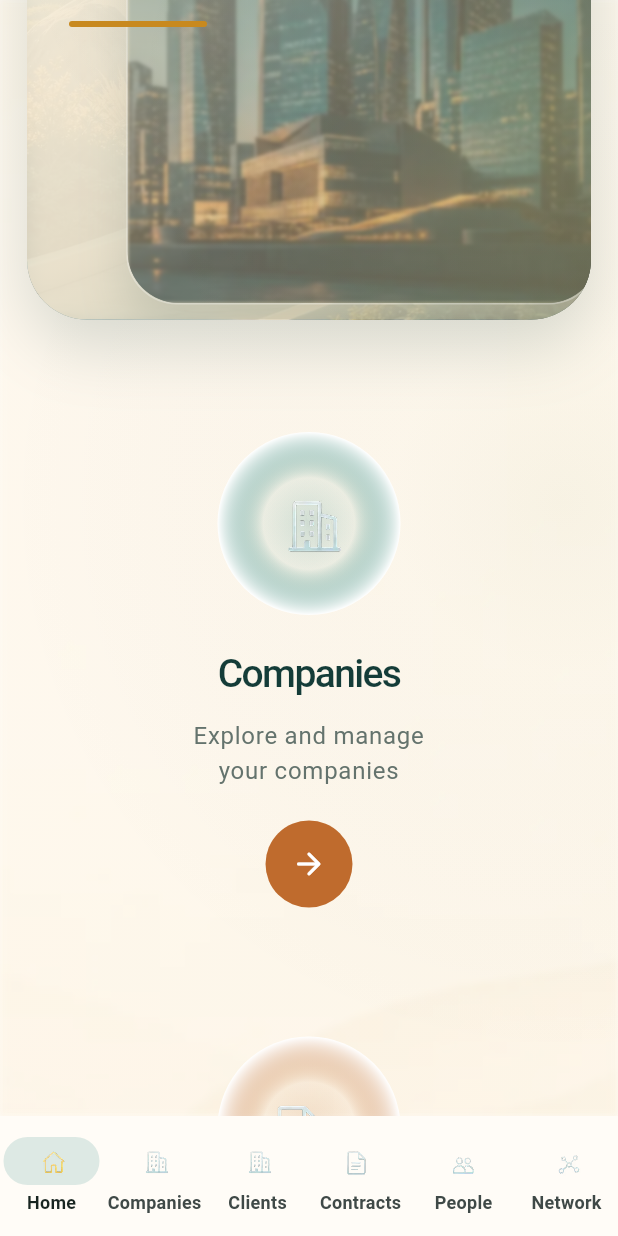
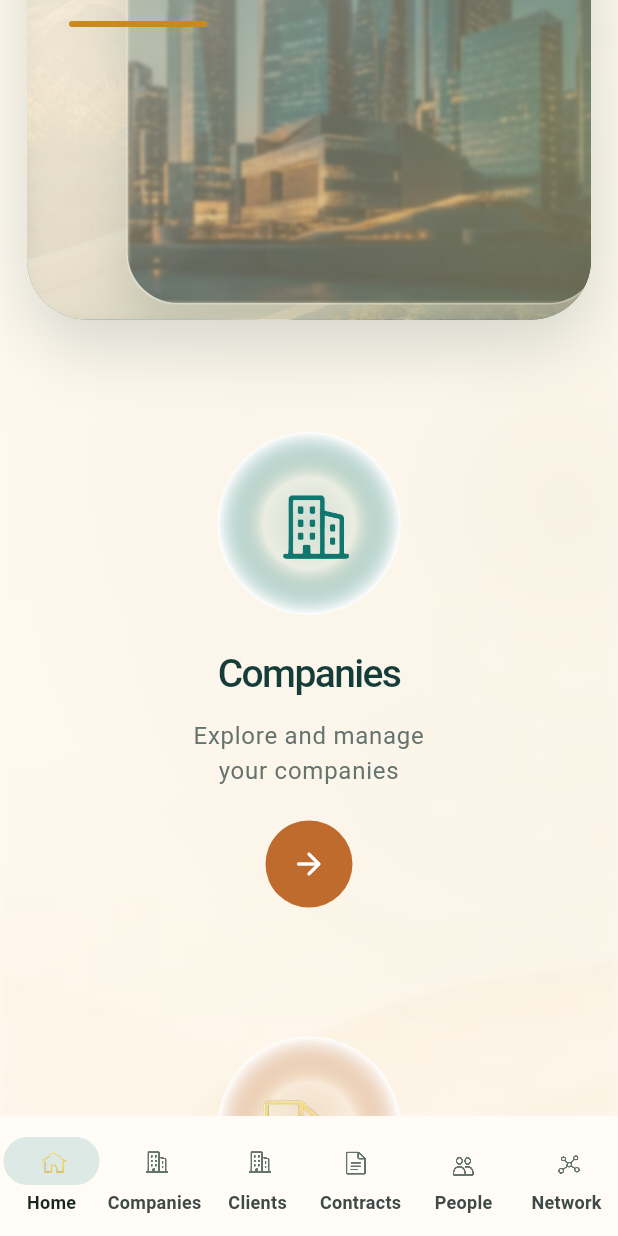
Before and after one commit to DiegoYCosta/pariflow_partners_front, a Flutter app: the screen it shows after launch, scrolled down 576 dp, on a phone screen of 412 x 824 dp. Run offline on Flutter 3.47's test engine with Material 3 defaults, Android fonts, the phone set to English and light mode, and no system bars.

Commit message:
feat: enhance `SpriteMoldIcon` with color tinting and fit options

```diff
--- a/lib/app/shell/crm_shell.dart
+++ b/lib/app/shell/crm_shell.dart
@@ -250,6 +250,9 @@ class _CrmSidebar extends StatelessWidget {
                                 state: selected
                                     ? _SpriteMoldState.selected
                                     : _SpriteMoldState.base,
+                                color: selected
+                                    ? null
+                                    : const Color(0xFFDCE9E3),
                                 size: 34,
                               ),
                               const SizedBox(width: 18),
@@ -744,7 +747,9 @@ class _CrmEntryCard extends StatelessWidget {
               child: Center(
                 child: _SpriteMoldIcon(
                   mold: choice.mold,
-                  size: 56,
+                  state: _spriteStateForChoiceTarget(choice.target),
+                  color: _spriteTintForChoiceTarget(choice.target, choice.color),
+                  size: 70,
                   semanticLabel: copy.title,
                 ),
               ),
--- a/lib/app/shell/layout_preview_shell.dart
+++ b/lib/app/shell/layout_preview_shell.dart
@@ -81,7 +81,11 @@ class _ShellPreviewPageState extends State<_ShellPreviewPage> {
               destinations: [
                 for (final item in _pageInfo.values)
                   NavigationDestination(
-                    icon: _SpriteMoldIcon(mold: item.mold, size: 24),
+                    icon: _SpriteMoldIcon(
+                      mold: item.mold,
+                      size: 24,
+                      color: _mutedColor,
+                    ),
                     selectedIcon: _SpriteMoldIcon(
                       mold: item.mold,
                       state: _SpriteMoldState.selected,
@@ -168,7 +172,11 @@ class _ShellPreviewPageState extends State<_ShellPreviewPage> {
               destinations: [
                 for (final item in _pageInfo.values)
                   NavigationDestination(
-                    icon: _SpriteMoldIcon(mold: item.mold, size: 24),
+                    icon: _SpriteMoldIcon(
+                      mold: item.mold,
+                      size: 24,
+                      color: _mutedColor,
+                    ),
                     selectedIcon: _SpriteMoldIcon(
                       mold: item.mold,
                       state: _SpriteMoldState.selected,
@@ -725,6 +733,9 @@ class _AppSidebar extends StatelessWidget {
                             state: selected
                                 ? _SpriteMoldState.selected
                                 : _SpriteMoldState.base,
+                            color: selected
+                                ? null
+                                : const Color(0xFFDCE9E3),
                             size: 24,
                           ),
                         ),
@@ -877,3 +888,19 @@ const _pageInfo = {
     accent: _slateColor,
   ),
 };
+
+_SpriteMoldState _spriteStateForChoiceTarget(_ChoiceTarget target) {
+  return switch (target) {
+    _ChoiceTarget.contracts || _ChoiceTarget.network =>
+      _SpriteMoldState.selected,
+    _ => _SpriteMoldState.base,
+  };
+}
+
+Color? _spriteTintForChoiceTarget(_ChoiceTarget target, Color fallbackColor) {
+  return switch (target) {
+    _ChoiceTarget.contracts || _ChoiceTarget.network => null,
+    _ChoiceTarget.people => _tealColor,
+    _ => fallbackColor,
+  };
+}
--- a/lib/core/widgets/sprite_mold_icon.dart
+++ b/lib/core/widgets/sprite_mold_icon.dart
@@ -94,6 +94,8 @@ class _SpriteMoldIcon extends StatelessWidget {
     required this.mold,
     this.state = _SpriteMoldState.base,
     this.size = 28,
+    this.color,
+    this.fit = BoxFit.cover,
     this.semanticLabel,
   });
 
@@ -116,6 +118,8 @@ class _SpriteMoldIcon extends StatelessWidget {
   final _SpriteMold mold;
   final _SpriteMoldState state;
   final double size;
+  final Color? color;
+  final BoxFit fit;
   final String? semanticLabel;
 
   @override
@@ -131,13 +135,21 @@ class _SpriteMoldIcon extends StatelessWidget {
             return SizedBox.square(dimension: size);
           }
 
-          final icon = CustomPaint(
+          Widget icon = CustomPaint(
             size: Size.square(size),
             painter: _SpriteMoldPainter(
               image: snapshot.data!,
               sourceRect: rect,
+              fit: fit,
             ),
           );
+
+          if (color != null) {
+            icon = ColorFiltered(
+              colorFilter: ColorFilter.mode(color!, BlendMode.srcIn),
+              child: icon,
+            );
+          }
 
           if (semanticLabel == null) {
             return icon;
@@ -151,14 +163,19 @@ class _SpriteMoldIcon extends StatelessWidget {
 }
 
 class _SpriteMoldPainter extends CustomPainter {
-  const _SpriteMoldPainter({required this.image, required this.sourceRect});
+  const _SpriteMoldPainter({
+    required this.image,
+    required this.sourceRect,
+    required this.fit,
+  });
 
   final ui.Image image;
   final ui.Rect sourceRect;
+  final BoxFit fit;
 
   @override
   void paint(Canvas canvas, Size size) {
-    final fitted = applyBoxFit(BoxFit.contain, sourceRect.size, size);
+    final fitted = applyBoxFit(fit, sourceRect.size, size);
     final outputRect = Alignment.center.inscribe(
       fitted.destination,
       Offset.zero & size,
@@ -173,7 +190,9 @@ class _SpriteMoldPainter extends CustomPainter {
 
   @override
   bool shouldRepaint(covariant _SpriteMoldPainter oldDelegate) {
-    return oldDelegate.image != image || oldDelegate.sourceRect != sourceRect;
+    return oldDelegate.image != image ||
+        oldDelegate.sourceRect != sourceRect ||
+        oldDelegate.fit != fit;
   }
 }
 
```
Also changed, not shown: lib/features/home/home_feature.dart (+20 -3 lines).
